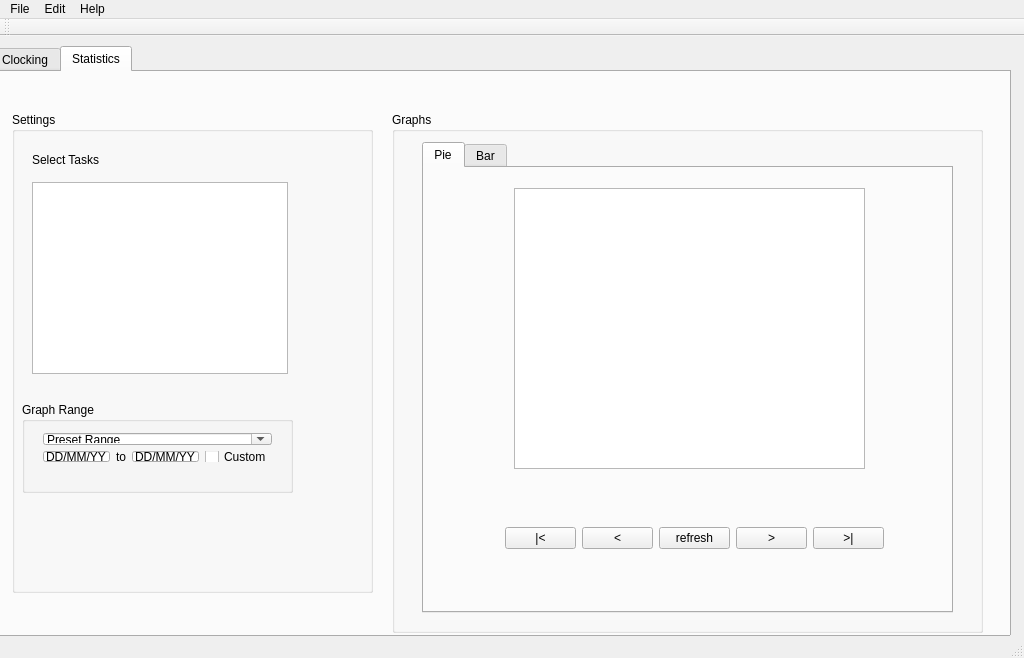
Old version of the form GUI/mainwindow.ui in the repository sunnybouorm/Task_Tracker.
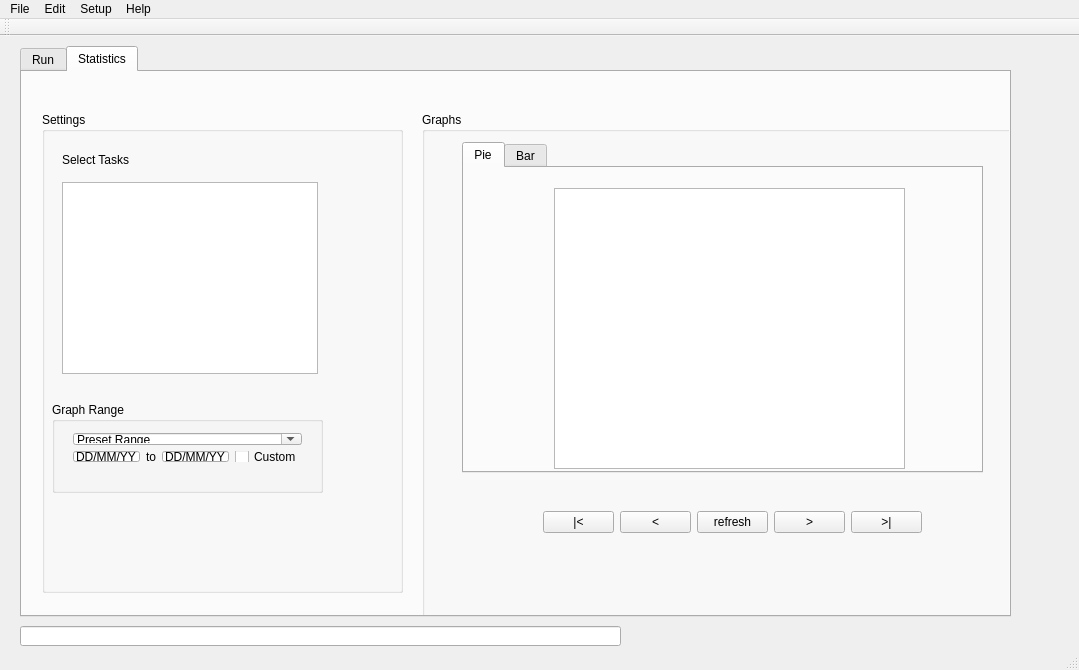
New version of the form. The open tabs and pages were chosen to show the change.

What changed in the file:
```diff
--- a/GUI/mainwindow.ui
+++ b/GUI/mainwindow.ui
@@ -6,8 +6,8 @@
    <rect>
     <x>0</x>
     <y>0</y>
-    <width>1024</width>
-    <height>658</height>
+    <width>1079</width>
+    <height>670</height>
    </rect>
   </property>
   <property name="windowTitle">
@@ -17,10 +17,10 @@
    <widget class="QTabWidget" name="tabWidget">
     <property name="geometry">
      <rect>
-      <x>-10</x>
+      <x>20</x>
       <y>10</y>
-      <width>1021</width>
-      <height>591</height>
+      <width>991</width>
+      <height>571</height>
      </rect>
     </property>
     <property name="currentIndex">
@@ -28,7 +28,7 @@
     </property>
     <widget class="QWidget" name="tab">
      <attribute name="title">
-      <string>Clocking</string>
+      <string>Run</string>
      </attribute>
      <widget class="QGroupBox" name="groupBox_2">
       <property name="geometry">
@@ -164,10 +164,10 @@
       <widget class="QTabWidget" name="tabWidget_2">
        <property name="geometry">
         <rect>
-         <x>30</x>
+         <x>40</x>
          <y>30</y>
-         <width>531</width>
-         <height>471</height>
+         <width>521</width>
+         <height>331</height>
         </rect>
        </property>
        <property name="currentIndex">
@@ -177,53 +177,6 @@
         <attribute name="title">
          <string>Pie</string>
         </attribute>
-        <widget class="QWidget" name="horizontalLayoutWidget_4">
-         <property name="geometry">
-          <rect>
-           <x>70</x>
-           <y>330</y>
-           <width>401</width>
-           <height>80</height>
-          </rect>
-         </property>
-         <layout class="QHBoxLayout" name="horizontalLayout_4">
-          <item>
-           <widget class="QPushButton" name="pushButton_11">
-            <property name="text">
-             <string>|&lt;</string>
-            </property>
-           </widget>
-          </item>
-          <item>
-           <widget class="QPushButton" name="pushButton_12">
-            <property name="text">
-             <string>&lt;</string>
-            </property>
-           </widget>
-          </item>
-          <item>
-           <widget class="QPushButton" name="pushButton_13">
-            <property name="text">
-             <string>refresh</string>
-            </property>
-           </widget>
-          </item>
-          <item>
-           <widget class="QPushButton" name="pushButton_14">
-            <property name="text">
-             <string>&gt;</string>
-            </property>
-           </widget>
-          </item>
-          <item>
-           <widget class="QPushButton" name="pushButton_15">
-            <property name="text">
-             <string>&gt;|</string>
-            </property>
-           </widget>
-          </item>
-         </layout>
-        </widget>
         <widget class="QGraphicsView" name="graphicsView">
          <property name="geometry">
           <rect>
@@ -239,53 +192,6 @@
         <attribute name="title">
          <string>Bar</string>
         </attribute>
-        <widget class="QWidget" name="horizontalLayoutWidget_3">
-         <property name="geometry">
-          <rect>
-           <x>60</x>
-           <y>330</y>
-           <width>401</width>
-           <height>80</height>
-          </rect>
-         </property>
-         <layout class="QHBoxLayout" name="horizontalLayout_3">
-          <item>
-           <widget class="QPushButton" name="pushButton_6">
-            <property name="text">
-             <string>|&lt;</string>
-            </property>
-           </widget>
-          </item>
-          <item>
-           <widget class="QPushButton" name="pushButton_7">
-            <property name="text">
-             <string>&lt;</string>
-            </property>
-           </widget>
-          </item>
-          <item>
-           <widget class="QPushButton" name="pushButton_10">
-            <property name="text">
-             <string>refresh</string>
-            </property>
-           </widget>
-          </item>
-          <item>
-           <widget class="QPushButton" name="pushButton_8">
-            <property name="text">
-             <string>&gt;</string>
-            </property>
-           </widget>
-          </item>
-          <item>
-           <widget class="QPushButton" name="pushButton_9">
-            <property name="text">
-             <string>&gt;|</string>
-            </property>
-           </widget>
-          </item>
-         </layout>
-        </widget>
         <widget class="QWidget" name="formLayoutWidget">
          <property name="geometry">
           <rect>
@@ -327,6 +233,53 @@
         </widget>
        </widget>
       </widget>
+      <widget class="QWidget" name="horizontalLayoutWidget_3">
+       <property name="geometry">
+        <rect>
+         <x>110</x>
+         <y>370</y>
+         <width>401</width>
+         <height>80</height>
+        </rect>
+       </property>
+       <layout class="QHBoxLayout" name="horizontalLayout_3">
+        <item>
+         <widget class="QPushButton" name="pushButton_6">
+          <property name="text">
+           <string>|&lt;</string>
+          </property>
+         </widget>
+        </item>
+        <item>
+         <widget class="QPushButton" name="pushButton_7">
+          <property name="text">
+           <string>&lt;</string>
+          </property>
+         </widget>
+        </item>
+        <item>
+         <widget class="QPushButton" name="pushButton_10">
+          <property name="text">
+           <string>refresh</string>
+          </property>
+         </widget>
+        </item>
+        <item>
+         <widget class="QPushButton" name="pushButton_8">
+          <property name="text">
+           <string>&gt;</string>
+          </property>
+         </widget>
+        </item>
+        <item>
+         <widget class="QPushButton" name="pushButton_9">
+          <property name="text">
+           <string>&gt;|</string>
+          </property>
+         </widget>
+        </item>
+       </layout>
+      </widget>
      </widget>
      <widget class="QGroupBox" name="groupBox_4">
       <property name="geometry">
@@ -436,6 +389,19 @@
      </widget>
     </widget>
    </widget>
+   <widget class="QLineEdit" name="StatusReporter">
+    <property name="geometry">
+     <rect>
+      <x>20</x>
+      <y>590</y>
+      <width>601</width>
+      <height>20</height>
+     </rect>
+    </property>
+    <property name="readOnly">
+     <bool>true</bool>
+    </property>
+   </widget>
   </widget>
   <widget class="QToolBar" name="mainToolBar">
    <attribute name="toolBarArea">
@@ -451,7 +417,7 @@
     <rect>
      <x>0</x>
      <y>0</y>
-     <width>1024</width>
+     <width>1079</width>
      <height>21</height>
     </rect>
    </property>
@@ -472,8 +438,15 @@
      <string>Help</string>
     </property>
    </widget>
+   <widget class="QMenu" name="menuSetup">
+    <property name="title">
+     <string>Setup</string>
+    </property>
+    <addaction name="actionAdd_tasks_and_Categories"/>
+   </widget>
    <addaction name="menuFile"/>
    <addaction name="menuEdit"/>
+   <addaction name="menuSetup"/>
    <addaction name="menuHelp"/>
   </widget>
   <action name="actionSave">
```
Left out of the diff: 90 changed lines with no effect on the pictures.
